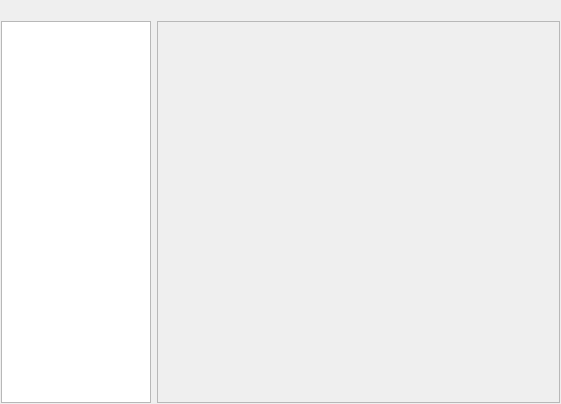
This is src/settingstab.ui in 0xd34df00d/leechcraft as Qt 5 draws it before an edit. The edited form follows.
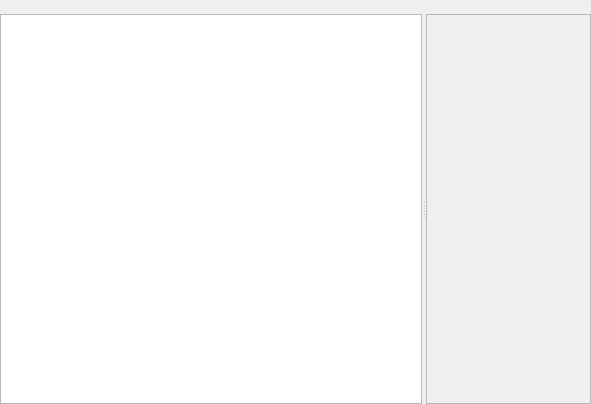
This is the edited form. The open tabs and pages were chosen to show the change.

Commit message: Core: fix widget size in settings

Patch:
```diff
--- a/src/settingstab.ui
+++ b/src/settingstab.ui
@@ -6,7 +6,7 @@
    <rect>
     <x>0</x>
     <y>0</y>
-    <width>561</width>
+    <width>591</width>
     <height>404</height>
    </rect>
   </property>
@@ -47,30 +47,44 @@
       </layout>
      </widget>
      <widget class="QWidget" name="SettingsWidget_">
-      <layout class="QVBoxLayout" name="verticalLayout_3">
+      <layout class="QGridLayout" name="gridLayout">
        <property name="margin">
-        <number>1</number>
+        <number>0</number>
        </property>
-       <item>
+       <property name="spacing">
+        <number>0</number>
+       </property>
+       <item row="0" column="0">
         <widget class="QLabel" name="SectionName_">
          <property name="text">
           <string/>
          </property>
         </widget>
        </item>
-       <item>
-        <layout class="QHBoxLayout" name="horizontalLayout">
-         <item>
+       <item row="1" column="0">
+        <widget class="QSplitter" name="splitter">
+         <property name="sizePolicy">
+          <sizepolicy hsizetype="Preferred" vsizetype="Expanding">
+           <horstretch>0</horstretch>
+           <verstretch>0</verstretch>
+          </sizepolicy>
+         </property>
+         <property name="orientation">
+          <enum>Qt::Horizontal</enum>
+         </property>
+         <property name="childrenCollapsible">
+          <bool>false</bool>
+         </property>
           <widget class="QTreeWidget" name="Cats_">
            <property name="sizePolicy">
-            <sizepolicy hsizetype="MinimumExpanding" vsizetype="Expanding">
+           <sizepolicy hsizetype="Minimum" vsizetype="Preferred">
              <horstretch>0</horstretch>
              <verstretch>0</verstretch>
             </sizepolicy>
            </property>
            <property name="maximumSize">
             <size>
-             <width>150</width>
+            <width>16777215</width>
              <height>16777215</height>
             </size>
            </property>
@@ -89,8 +103,6 @@
             </property>
            </column>
           </widget>
-         </item>
-         <item>
           <widget class="QFrame" name="DialogContents_">
            <property name="sizePolicy">
             <sizepolicy hsizetype="Expanding" vsizetype="Preferred">
@@ -105,8 +117,7 @@
             <enum>QFrame::Raised</enum>
            </property>
           </widget>
-         </item>
-        </layout>
+        </widget>
        </item>
       </layout>
      </widget>
```
Left out of the diff: 4 changed lines with no effect on the pictures. Lines whose indentation alone changed are shown as unchanged.
